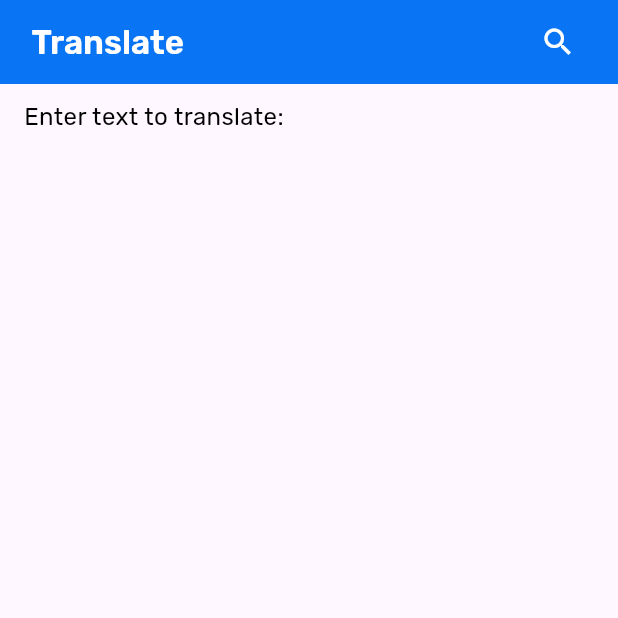
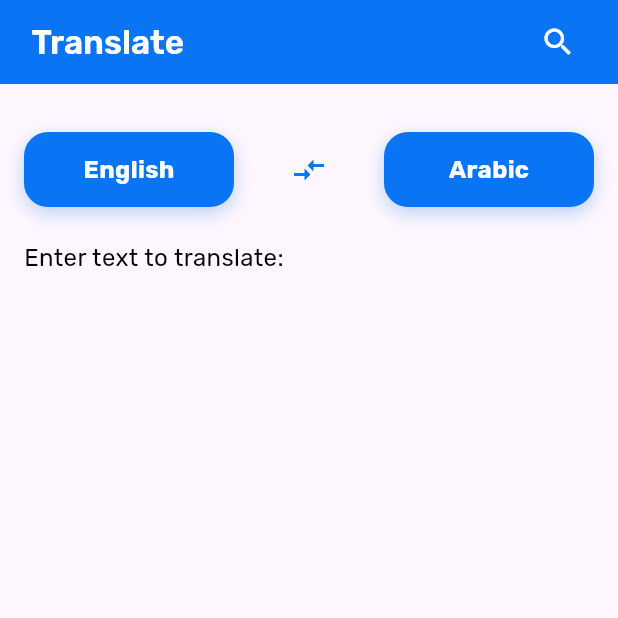
Before and after one commit to m7mdragab74/google-translate-clone, a Flutter app: the screen it shows after launch, on a phone screen of 412 x 824 dp, the top half of it. Run offline on Flutter 3.47's test engine with Material 3 defaults, Android fonts, the phone set to English and light mode, and no system bars; our stand-ins replace flutter_svg, go_router, google_fonts.

Commit message:
create language selection section

```diff
--- a/lib/features/home/presentation/views/widgets/home_view_body.dart
+++ b/lib/features/home/presentation/views/widgets/home_view_body.dart
@@ -1,5 +1,6 @@
 import 'package:flutter/material.dart';
 import 'package:google_translate_clone/core/utils/styles.dart';
+import 'package:google_translate_clone/features/home/presentation/views/widgets/language_selection_section.dart';
 
 class HomeViewBody extends StatelessWidget {
   const HomeViewBody({super.key});
@@ -13,6 +14,7 @@ class HomeViewBody extends StatelessWidget {
           child: Column(
             crossAxisAlignment: CrossAxisAlignment.start,
             children: [
+              const LanguageSelectionSection(),
               Align(
                 alignment: Alignment.centerLeft,
                 child: Text(
--- a/lib/features/home/presentation/views/widgets/language_button.dart
+++ b/lib/features/home/presentation/views/widgets/language_button.dart
@@ -1,4 +1,6 @@
 import 'package:flutter/material.dart';
+import 'package:google_translate_clone/constants.dart';
+import 'package:google_translate_clone/core/utils/styles.dart';
 
 class LanguageButton extends StatelessWidget {
   const LanguageButton({
@@ -21,7 +23,7 @@ class LanguageButton extends StatelessWidget {
         width: 140,
         decoration: BoxDecoration(
           borderRadius: BorderRadius.circular(16),
-          color: Colors.blueAccent.withOpacity(0.9),
+          color: kPrimaryColor,
           boxShadow: [
             BoxShadow(
               color: Colors.blue.shade700.withOpacity(0.3),
@@ -33,11 +35,7 @@ class LanguageButton extends StatelessWidget {
         child: Center(
           child: Text(
             language,
-            style: const TextStyle(
-              fontSize: 16,
-              color: Colors.white,
-              fontWeight: FontWeight.w500,
-            ),
+            style: Styles.textStyle32.copyWith(fontSize: 16),
           ),
         ),
       ),
--- /dev/null
+++ b/lib/features/home/presentation/views/widgets/language_selection_section.dart
@@ -0,0 +1,38 @@
+import 'package:flutter/material.dart';
+import 'package:google_translate_clone/constants.dart';
+import 'package:google_translate_clone/features/home/presentation/views/widgets/language_button.dart';
+
+class LanguageSelectionSection extends StatelessWidget {
+  const LanguageSelectionSection({super.key});
+
+  @override
+  Widget build(BuildContext context) {
+    return Padding(
+      padding: const EdgeInsets.symmetric(vertical: 22.0),
+      child: Row(
+        mainAxisAlignment: MainAxisAlignment.center,
+        children: [
+          LanguageButton(
+            language: 'English',
+            context: context,
+            callback: () {},
+          ),
+          const Spacer(),
+          IconButton(
+            onPressed: () {},
+            icon: const Icon(
+              Icons.compare_arrows,
+              color: kPrimaryColor,
+            ),
+          ),
+          const Spacer(),
+          LanguageButton(
+            language: 'Arabic',
+            context: context,
+            callback: () {},
+          ),
+        ],
+      ),
+    );
+  }
+}
```
